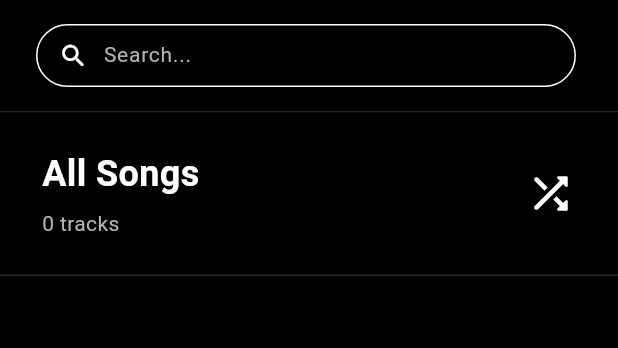
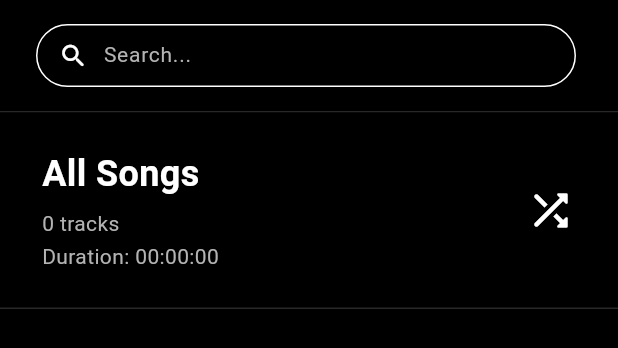
Before and after one commit to noldorsmith005/Lyre, a Flutter app: the MainPanel widget shown alone on an empty page, opened directly with empty values, on a phone screen of 412 x 824 dp. Shown: the top 348 px of the screen. Run offline on Flutter 3.47's test engine with Material 3 defaults, Android fonts, the phone set to English and light mode, and no system bars; our stand-ins replace audio_service, file_picker, flutter_secure_storage, just_audio, sqflite, sqflite_common_ffi; missing offline and left inert: audio_session, window_manager; accounts and stored records are empty; network calls fail; Roboto replaces fonts that are missing (Segoe UI); statements that could not run were skipped.

Commit message:
add playlist duration to desktop

```diff
--- a/app/lib/widgets/main_panel.dart
+++ b/app/lib/widgets/main_panel.dart
@@ -237,6 +237,21 @@ class _MainPanelState extends State<MainPanel> {
   }
 
   Widget _buildHeaderRow() {
+    int totalDuration = 0;
+    for (var track in widget.tracks) {
+      final parts = track.duration.split(':');
+      if (parts.length == 2) {
+        totalDuration += (int.tryParse(parts[0]) ?? 0) * 60 + (int.tryParse(parts[1]) ?? 0);
+      } else if (parts.length == 3) {
+        totalDuration += (int.tryParse(parts[0]) ?? 0) * 3600 + (int.tryParse(parts[1]) ?? 0) * 60 + (int.tryParse(parts[2]) ?? 0);
+      }
+    }
+
+    String formatDuration(int totalSeconds) {
+      final d = Duration(seconds: totalSeconds);
+      return '${d.inHours.toString().padLeft(2, '0')}:${(d.inMinutes % 60).toString().padLeft(2, '0')}:${(d.inSeconds % 60).toString().padLeft(2, '0')}';
+    }
+
     return Container(
       padding: const EdgeInsets.fromLTRB(28, 24, 28, 24),
       decoration: const BoxDecoration(
@@ -274,6 +289,14 @@ class _MainPanelState extends State<MainPanel> {
               const SizedBox(height: 6),
               Text(
                 '${widget.tracks.length} tracks',
+                style: const TextStyle(
+                  color: Color(0xFFB3B3B3),
+                  fontSize: 14,
+                ),
+              ),
+              const SizedBox(height: 2),
+              Text(
+                'Duration: ${formatDuration(totalDuration)}',
                 style: const TextStyle(
                   color: Color(0xFFB3B3B3),
                   fontSize: 14,
--- a/toDo.txt
+++ b/toDo.txt
@@ -6,7 +6,6 @@ Bugs:
     -Fix secure storage on macos, use Flare setup
 
 Mods:
-    -No results in search
     -Enhance search
     -Show total playlist duration on desktop
     -More bottom safe area on mobile for scrolling through playlists
```
